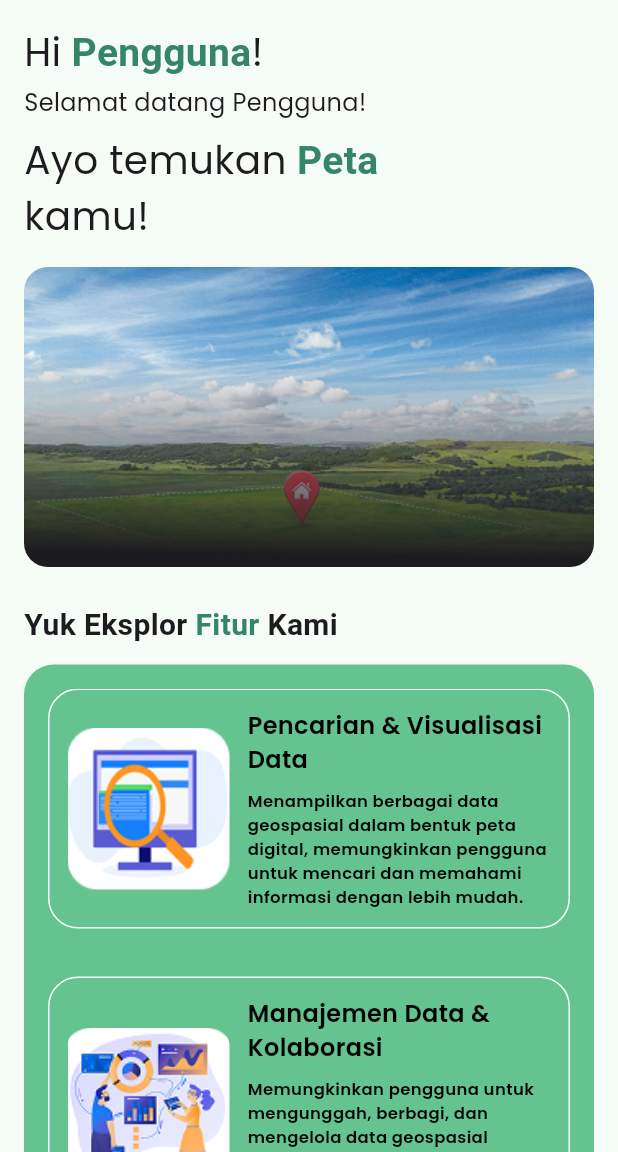
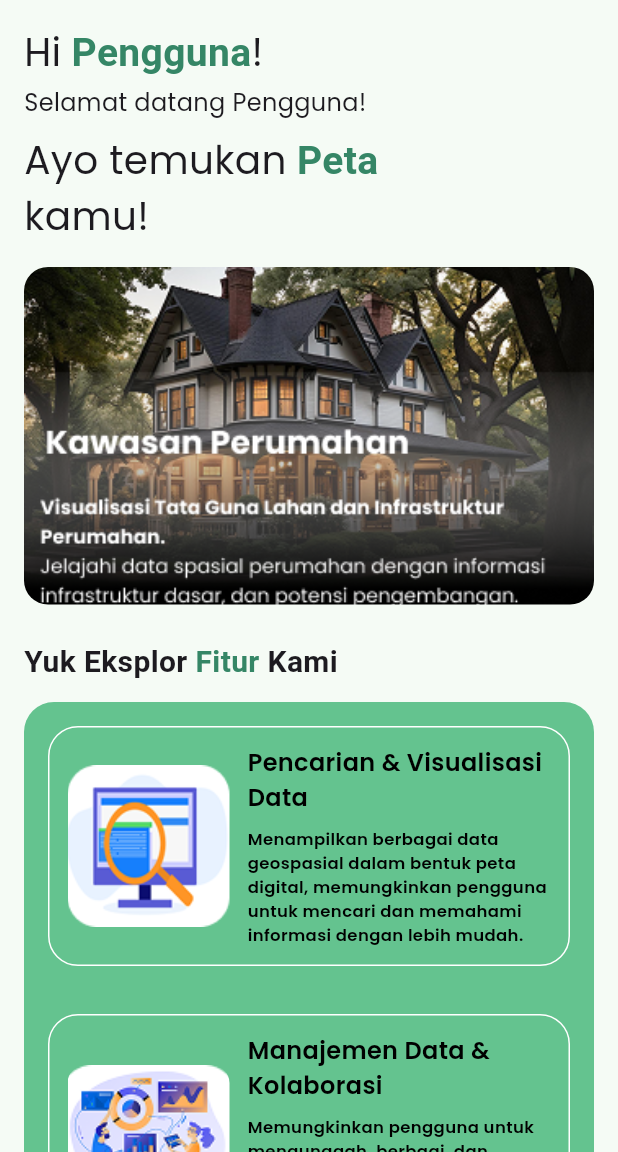
Before and after one commit to fadliaditya06/Geoportal-Mobile, a Flutter app: the BerandaScreen screen opened directly, on a phone screen of 412 x 824 dp, the part 84-1236 px from its top. Run offline on Flutter 3.47's test engine with Material 3 defaults, Android fonts, the phone set to English and light mode, and no system bars; drawn by our look-alikes of carousel_slider; our stand-ins replace curved_navigation_bar, flutter_map, google_fonts, latlong2.

Commit message:
Update Feat: Beranda and some changes

```diff
--- a/lib/screens/beranda_screen.dart
+++ b/lib/screens/beranda_screen.dart
@@ -87,7 +87,7 @@ class BerandaScreen extends StatelessWidget {
               // Carousel Beranda
               CarouselSlider(
                 options: CarouselOptions(
-                  height: 200,
+                  height: 225,
                   autoPlay: true,
                   enlargeCenterPage: true,
                   viewportFraction: 1.0,
@@ -95,9 +95,9 @@ class BerandaScreen extends StatelessWidget {
                   autoPlayInterval: const Duration(seconds: 3),
                 ),
                 items: [
-                  'assets/carousel/peta-carousel-1.png',
-                  'assets/carousel/peta-carousel-2.png',
-                  'assets/carousel/peta-carousel-3.png',
+                  'assets/carousel/carousel-perumahan.png',
+                  'assets/carousel/carousel-permukiman.png',
+                  'assets/carousel/carousel-pertamanan.png',
                 ].map((imagePath) {
                   return Builder(
                     builder: (BuildContext context) {
```
Also changed, not shown: assets/carousel/carousel-permukiman.png (added), assets/carousel/carousel-pertamanan.png (added), assets/carousel/carousel-perumahan.png (added), assets/carousel/peta-carousel-1.png (deleted), assets/carousel/peta-carousel-2.png (deleted), assets/carousel/peta-carousel-3.png (deleted).
